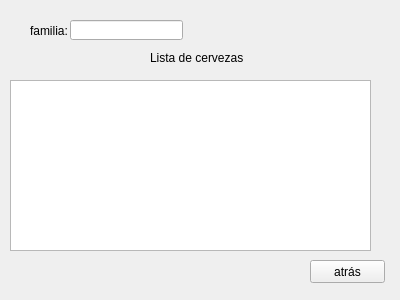
Old version of the form EDCervezas/listacervezasfamilia.ui in the repository RARUTO21/EDProgra2.
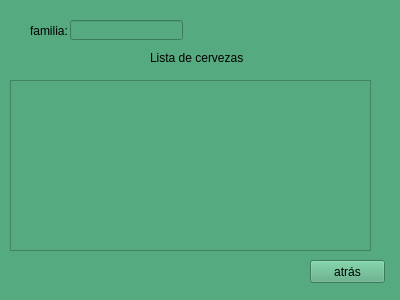
New version of the form.

Patch:
```diff
--- a/EDCervezas/listacervezasfamilia.ui
+++ b/EDCervezas/listacervezasfamilia.ui
@@ -13,6 +13,9 @@
   <property name="windowTitle">
    <string>Form</string>
   </property>
+  <property name="styleSheet">
+   <string notr="true">background-color: rgb(85, 170, 127);</string>
+  </property>
   <widget class="QPushButton" name="btnatras5">
    <property name="geometry">
     <rect>
```
